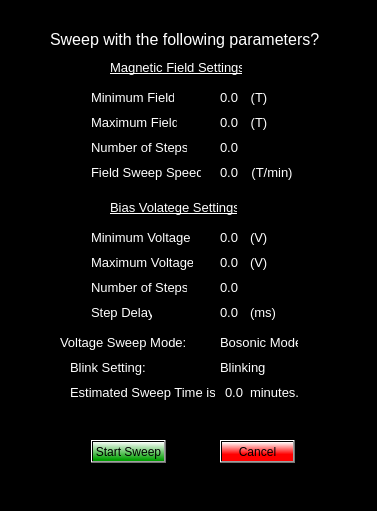
Above: Scanner GUI/nSOTCharacterizer/sweepCheck.ui from afylab/nanoSQUID-Scanning-Software before the change. Below: the same form after it.
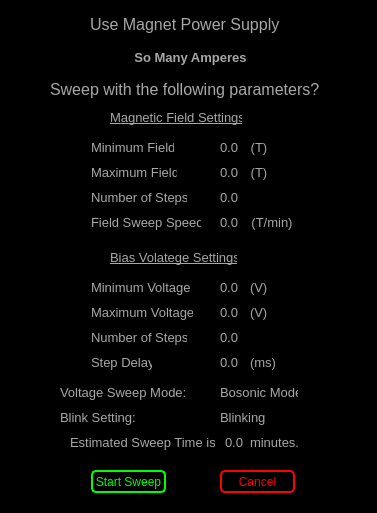
That is the form after the change.

```diff
--- a/Scanner GUI/nSOTCharacterizer/sweepCheck.ui
+++ b/Scanner GUI/nSOTCharacterizer/sweepCheck.ui
@@ -7,7 +7,7 @@
     <x>0</x>
     <y>0</y>
     <width>377</width>
-    <height>511</height>
+    <height>513</height>
    </rect>
   </property>
   <property name="windowTitle">
@@ -20,26 +20,26 @@
    <property name="geometry">
     <rect>
      <x>50</x>
-     <y>30</y>
+     <y>80</y>
      <width>270</width>
      <height>19</height>
     </rect>
    </property>
    <property name="text">
-    <string>&lt;html&gt;&lt;head/&gt;&lt;body&gt;&lt;p&gt;&lt;span style=&quot; font-size:12pt; color:#ffffff;&quot;&gt;Sweep with the following parameters?&lt;/span&gt;&lt;/p&gt;&lt;/body&gt;&lt;/html&gt;</string>
+    <string>&lt;html&gt;&lt;head/&gt;&lt;body&gt;&lt;p&gt;&lt;span style=&quot; font-size:12pt; color:#a8a8a8;&quot;&gt;Sweep with the following parameters?&lt;/span&gt;&lt;/p&gt;&lt;/body&gt;&lt;/html&gt;</string>
    </property>
   </widget>
   <widget class="QLabel" name="label_2">
    <property name="geometry">
     <rect>
      <x>250</x>
-     <y>115</y>
+     <y>165</y>
      <width>18</width>
      <height>16</height>
     </rect>
    </property>
    <property name="text">
-    <string>&lt;html&gt;&lt;head/&gt;&lt;body&gt;&lt;p&gt;&lt;span style=&quot; font-size:10pt; color:#ffffff;&quot;&gt;(T)&lt;/span&gt;&lt;/p&gt;&lt;/body&gt;&lt;/html&gt;</string>
+    <string>&lt;html&gt;&lt;head/&gt;&lt;body&gt;&lt;p&gt;&lt;span style=&quot; font-size:10pt; color:#a8a8a8;&quot;&gt;(T)&lt;/span&gt;&lt;/p&gt;&lt;/body&gt;&lt;/html&gt;</string>
    </property>
    <property name="alignment">
     <set>Qt::AlignCenter</set>
@@ -49,13 +49,13 @@
    <property name="geometry">
     <rect>
      <x>91</x>
-     <y>305</y>
+     <y>355</y>
      <width>61</width>
      <height>16</height>
     </rect>
    </property>
    <property name="text">
-    <string>&lt;html&gt;&lt;head/&gt;&lt;body&gt;&lt;p&gt;&lt;span style=&quot; font-size:10pt; color:#ffffff;&quot;&gt;Step Delay&lt;/span&gt;&lt;/p&gt;&lt;/body&gt;&lt;/html&gt;</string>
+    <string>&lt;html&gt;&lt;head/&gt;&lt;body&gt;&lt;p&gt;&lt;span style=&quot; font-size:10pt; color:#a8a8a8;&quot;&gt;Step Delay&lt;/span&gt;&lt;/p&gt;&lt;/body&gt;&lt;/html&gt;</string>
    </property>
    <property name="alignment">
     <set>Qt::AlignCenter</set>
@@ -65,13 +65,13 @@
    <property name="geometry">
     <rect>
      <x>91</x>
-     <y>165</y>
+     <y>215</y>
      <width>110</width>
      <height>16</height>
     </rect>
    </property>
    <property name="text">
-    <string>&lt;html&gt;&lt;head/&gt;&lt;body&gt;&lt;p&gt;&lt;span style=&quot; font-size:10pt; color:#ffffff;&quot;&gt;Field Sweep Speed&lt;/span&gt;&lt;/p&gt;&lt;/body&gt;&lt;/html&gt;</string>
+    <string>&lt;html&gt;&lt;head/&gt;&lt;body&gt;&lt;p&gt;&lt;span style=&quot; font-size:10pt; color:#a8a8a8;&quot;&gt;Field Sweep Speed&lt;/span&gt;&lt;/p&gt;&lt;/body&gt;&lt;/html&gt;</string>
    </property>
    <property name="alignment">
     <set>Qt::AlignCenter</set>
@@ -81,13 +81,13 @@
    <property name="geometry">
     <rect>
      <x>91</x>
-     <y>255</y>
+     <y>305</y>
      <width>102</width>
      <height>16</height>
     </rect>
    </property>
    <property name="text">
-    <string>&lt;html&gt;&lt;head/&gt;&lt;body&gt;&lt;p&gt;&lt;span style=&quot; font-size:10pt; color:#ffffff;&quot;&gt;Maximum Voltage&lt;/span&gt;&lt;/p&gt;&lt;/body&gt;&lt;/html&gt;</string>
+    <string>&lt;html&gt;&lt;head/&gt;&lt;body&gt;&lt;p&gt;&lt;span style=&quot; font-size:10pt; color:#a8a8a8;&quot;&gt;Maximum Voltage&lt;/span&gt;&lt;/p&gt;&lt;/body&gt;&lt;/html&gt;</string>
    </property>
    <property name="alignment">
     <set>Qt::AlignCenter</set>
@@ -97,33 +97,33 @@
    <property name="geometry">
     <rect>
      <x>220</x>
-     <y>230</y>
+     <y>280</y>
      <width>25</width>
      <height>16</height>
     </rect>
    </property>
    <property name="text">
-    <string>&lt;html&gt;&lt;head/&gt;&lt;body&gt;&lt;p&gt;&lt;span style=&quot; font-size:10pt; color:#ffffff;&quot;&gt;0.0&lt;/span&gt;&lt;/p&gt;&lt;/body&gt;&lt;/html&gt;</string>
+    <string>&lt;html&gt;&lt;head/&gt;&lt;body&gt;&lt;p&gt;&lt;span style=&quot; font-size:10pt; color:#a8a8a8;&quot;&gt;0.0&lt;/span&gt;&lt;/p&gt;&lt;/body&gt;&lt;/html&gt;</string>
    </property>
   </widget>
   <widget class="QLabel" name="biasIncValue">
    <property name="geometry">
     <rect>
      <x>220</x>
-     <y>280</y>
+     <y>330</y>
      <width>55</width>
      <height>16</height>
     </rect>
    </property>
    <property name="text">
-    <string>&lt;html&gt;&lt;head/&gt;&lt;body&gt;&lt;p&gt;&lt;span style=&quot; font-size:10pt; color:#ffffff;&quot;&gt;0.0&lt;/span&gt;&lt;/p&gt;&lt;/body&gt;&lt;/html&gt;</string>
+    <string>&lt;html&gt;&lt;head/&gt;&lt;body&gt;&lt;p&gt;&lt;span style=&quot; font-size:10pt; color:#a8a8a8;&quot;&gt;0.0&lt;/span&gt;&lt;/p&gt;&lt;/body&gt;&lt;/html&gt;</string>
    </property>
   </widget>
   <widget class="QLabel" name="fieldMaxValue">
    <property name="geometry">
     <rect>
      <x>220</x>
-     <y>115</y>
+     <y>165</y>
      <width>25</width>
      <height>16</height>
     </rect>
@@ -136,7 +136,7 @@
     </palette>
    </property>
    <property name="text">
-    <string>&lt;html&gt;&lt;head/&gt;&lt;body&gt;&lt;p&gt;&lt;span style=&quot; font-size:10pt; color:#ffffff;&quot;&gt;0.0&lt;/span&gt;&lt;/p&gt;&lt;/body&gt;&lt;/html&gt;</string>
+    <string>&lt;html&gt;&lt;head/&gt;&lt;body&gt;&lt;p&gt;&lt;span style=&quot; font-size:10pt; color:#a8a8a8;&quot;&gt;0.0&lt;/span&gt;&lt;/p&gt;&lt;/body&gt;&lt;/html&gt;</string>
    </property>
    <property name="alignment">
     <set>Qt::AlignLeading|Qt::AlignLeft|Qt::AlignVCenter</set>
@@ -146,26 +146,26 @@
    <property name="geometry">
     <rect>
      <x>220</x>
-     <y>255</y>
+     <y>305</y>
      <width>25</width>
      <height>16</height>
     </rect>
    </property>
    <property name="text">
-    <string>&lt;html&gt;&lt;head/&gt;&lt;body&gt;&lt;p&gt;&lt;span style=&quot; font-size:10pt; color:#ffffff;&quot;&gt;0.0&lt;/span&gt;&lt;/p&gt;&lt;/body&gt;&lt;/html&gt;</string>
+    <string>&lt;html&gt;&lt;head/&gt;&lt;body&gt;&lt;p&gt;&lt;span style=&quot; font-size:10pt; color:#a8a8a8;&quot;&gt;0.0&lt;/span&gt;&lt;/p&gt;&lt;/body&gt;&lt;/html&gt;</string>
    </property>
   </widget>
   <widget class="QLabel" name="label_3">
    <property name="geometry">
     <rect>
      <x>250</x>
-     <y>90</y>
+     <y>140</y>
      <width>18</width>
      <height>16</height>
     </rect>
    </property>
    <property name="text">
-    <string>&lt;html&gt;&lt;head/&gt;&lt;body&gt;&lt;p&gt;&lt;span style=&quot; font-size:10pt; color:#ffffff;&quot;&gt;(T)&lt;/span&gt;&lt;/p&gt;&lt;/body&gt;&lt;/html&gt;</string>
+    <string>&lt;html&gt;&lt;head/&gt;&lt;body&gt;&lt;p&gt;&lt;span style=&quot; font-size:10pt; color:#a8a8a8;&quot;&gt;(T)&lt;/span&gt;&lt;/p&gt;&lt;/body&gt;&lt;/html&gt;</string>
    </property>
    <property name="alignment">
     <set>Qt::AlignCenter</set>
@@ -175,13 +175,13 @@
    <property name="geometry">
     <rect>
      <x>220</x>
-     <y>165</y>
+     <y>215</y>
      <width>25</width>
      <height>16</height>
     </rect>
    </property>
    <property name="text">
-    <string>&lt;html&gt;&lt;head/&gt;&lt;body&gt;&lt;p&gt;&lt;span style=&quot; font-size:10pt; color:#ffffff;&quot;&gt;0.0&lt;/span&gt;&lt;/p&gt;&lt;/body&gt;&lt;/html&gt;</string>
+    <string>&lt;html&gt;&lt;head/&gt;&lt;body&gt;&lt;p&gt;&lt;span style=&quot; font-size:10pt; color:#a8a8a8;&quot;&gt;0.0&lt;/span&gt;&lt;/p&gt;&lt;/body&gt;&lt;/html&gt;</string>
    </property>
    <property name="alignment">
     <set>Qt::AlignLeading|Qt::AlignLeft|Qt::AlignVCenter</set>
@@ -191,13 +191,13 @@
    <property name="geometry">
     <rect>
      <x>91</x>
-     <y>280</y>
+     <y>330</y>
      <width>96</width>
      <height>16</height>
     </rect>
    </property>
    <property name="text">
-    <string>&lt;html&gt;&lt;head/&gt;&lt;body&gt;&lt;p&gt;&lt;span style=&quot; font-size:10pt; color:#ffffff;&quot;&gt;Number of Steps&lt;/span&gt;&lt;/p&gt;&lt;/body&gt;&lt;/html&gt;</string>
+    <string>&lt;html&gt;&lt;head/&gt;&lt;body&gt;&lt;p&gt;&lt;span style=&quot; font-size:10pt; color:#a8a8a8;&quot;&gt;Number of Steps&lt;/span&gt;&lt;/p&gt;&lt;/body&gt;&lt;/html&gt;</string>
    </property>
    <property name="alignment">
     <set>Qt::AlignCenter</set>
@@ -207,13 +207,13 @@
    <property name="geometry">
     <rect>
      <x>91</x>
-     <y>115</y>
+     <y>165</y>
      <width>86</width>
      <height>16</height>
     </rect>
    </property>
    <property name="text">
-    <string>&lt;html&gt;&lt;head/&gt;&lt;body&gt;&lt;p&gt;&lt;span style=&quot; font-size:10pt; color:#ffffff;&quot;&gt;Maximum Field&lt;/span&gt;&lt;/p&gt;&lt;/body&gt;&lt;/html&gt;</string>
+    <string>&lt;html&gt;&lt;head/&gt;&lt;body&gt;&lt;p&gt;&lt;span style=&quot; font-size:10pt; color:#a8a8a8;&quot;&gt;Maximum Field&lt;/span&gt;&lt;/p&gt;&lt;/body&gt;&lt;/html&gt;</string>
    </property>
    <property name="alignment">
     <set>Qt::AlignCenter</set>
@@ -223,13 +223,13 @@
    <property name="geometry">
     <rect>
      <x>250</x>
-     <y>165</y>
+     <y>215</y>
      <width>44</width>
      <height>16</height>
     </rect>
    </property>
    <property name="text">
-    <string>&lt;html&gt;&lt;head/&gt;&lt;body&gt;&lt;p&gt;&lt;span style=&quot; font-size:10pt; color:#ffffff;&quot;&gt;(T/min)&lt;/span&gt;&lt;/p&gt;&lt;/body&gt;&lt;/html&gt;</string>
+    <string>&lt;html&gt;&lt;head/&gt;&lt;body&gt;&lt;p&gt;&lt;span style=&quot; font-size:10pt; color:#a8a8a8;&quot;&gt;(T/min)&lt;/span&gt;&lt;/p&gt;&lt;/body&gt;&lt;/html&gt;</string>
    </property>
    <property name="alignment">
     <set>Qt::AlignCenter</set>
@@ -239,13 +239,13 @@
    <property name="geometry">
     <rect>
      <x>91</x>
-     <y>230</y>
+     <y>280</y>
      <width>99</width>
      <height>16</height>
     </rect>
    </property>
    <property name="text">
-    <string>&lt;html&gt;&lt;head/&gt;&lt;body&gt;&lt;p&gt;&lt;span style=&quot; font-size:10pt; color:#ffffff;&quot;&gt;Minimum Voltage&lt;/span&gt;&lt;/p&gt;&lt;/body&gt;&lt;/html&gt;</string>
+    <string>&lt;html&gt;&lt;head/&gt;&lt;body&gt;&lt;p&gt;&lt;span style=&quot; font-size:10pt; color:#a8a8a8;&quot;&gt;Minimum Voltage&lt;/span&gt;&lt;/p&gt;&lt;/body&gt;&lt;/html&gt;</string>
    </property>
    <property name="alignment">
     <set>Qt::AlignCenter</set>
@@ -255,13 +255,13 @@
    <property name="geometry">
     <rect>
      <x>220</x>
-     <y>140</y>
+     <y>190</y>
      <width>61</width>
      <height>16</height>
     </rect>
    </property>
    <property name="text">
-    <string>&lt;html&gt;&lt;head/&gt;&lt;body&gt;&lt;p&gt;&lt;span style=&quot; font-size:10pt; color:#ffffff;&quot;&gt;0.0&lt;/span&gt;&lt;/p&gt;&lt;/body&gt;&lt;/html&gt;</string>
+    <string>&lt;html&gt;&lt;head/&gt;&lt;body&gt;&lt;p&gt;&lt;span style=&quot; font-size:10pt; color:#a8a8a8;&quot;&gt;0.0&lt;/span&gt;&lt;/p&gt;&lt;/body&gt;&lt;/html&gt;</string>
    </property>
    <property name="alignment">
     <set>Qt::AlignLeading|Qt::AlignLeft|Qt::AlignVCenter</set>
@@ -271,39 +271,39 @@
    <property name="geometry">
     <rect>
      <x>250</x>
-     <y>305</y>
+     <y>355</y>
      <width>27</width>
      <height>16</height>
     </rect>
    </property>
    <property name="text">
-    <string>&lt;html&gt;&lt;head/&gt;&lt;body&gt;&lt;p&gt;&lt;span style=&quot; font-size:10pt; color:#ffffff;&quot;&gt;(ms)&lt;/span&gt;&lt;/p&gt;&lt;/body&gt;&lt;/html&gt;</string>
+    <string>&lt;html&gt;&lt;head/&gt;&lt;body&gt;&lt;p&gt;&lt;span style=&quot; font-size:10pt; color:#a8a8a8;&quot;&gt;(ms)&lt;/span&gt;&lt;/p&gt;&lt;/body&gt;&lt;/html&gt;</string>
    </property>
   </widget>
   <widget class="QLabel" name="biasSpeedValue">
    <property name="geometry">
     <rect>
      <x>220</x>
-     <y>305</y>
+     <y>355</y>
      <width>25</width>
      <height>16</height>
     </rect>
    </property>
    <property name="text">
-    <string>&lt;html&gt;&lt;head/&gt;&lt;body&gt;&lt;p&gt;&lt;span style=&quot; font-size:10pt; color:#ffffff;&quot;&gt;0.0&lt;/span&gt;&lt;/p&gt;&lt;/body&gt;&lt;/html&gt;</string>
+    <string>&lt;html&gt;&lt;head/&gt;&lt;body&gt;&lt;p&gt;&lt;span style=&quot; font-size:10pt; color:#a8a8a8;&quot;&gt;0.0&lt;/span&gt;&lt;/p&gt;&lt;/body&gt;&lt;/html&gt;</string>
    </property>
   </widget>
   <widget class="QLabel" name="FieldInc">
    <property name="geometry">
     <rect>
      <x>91</x>
-     <y>140</y>
+     <y>190</y>
      <width>96</width>
      <height>16</height>
     </rect>
    </property>
    <property name="text">
-    <string>&lt;html&gt;&lt;head/&gt;&lt;body&gt;&lt;p&gt;&lt;span style=&quot; font-size:10pt; color:#ffffff;&quot;&gt;Number of Steps&lt;/span&gt;&lt;/p&gt;&lt;/body&gt;&lt;/html&gt;</string>
+    <string>&lt;html&gt;&lt;head/&gt;&lt;body&gt;&lt;p&gt;&lt;span style=&quot; font-size:10pt; color:#a8a8a8;&quot;&gt;Number of Steps&lt;/span&gt;&lt;/p&gt;&lt;/body&gt;&lt;/html&gt;</string>
    </property>
    <property name="alignment">
     <set>Qt::AlignCenter</set>
@@ -313,39 +313,39 @@
    <property name="geometry">
     <rect>
      <x>250</x>
-     <y>230</y>
+     <y>280</y>
      <width>18</width>
      <height>16</height>
     </rect>
    </property>
    <property name="text">
-    <string>&lt;html&gt;&lt;head/&gt;&lt;body&gt;&lt;p&gt;&lt;span style=&quot; font-size:10pt; color:#ffffff;&quot;&gt;(V)&lt;/span&gt;&lt;/p&gt;&lt;/body&gt;&lt;/html&gt;</string>
+    <string>&lt;html&gt;&lt;head/&gt;&lt;body&gt;&lt;p&gt;&lt;span style=&quot; font-size:10pt; color:#a8a8a8;&quot;&gt;(V)&lt;/span&gt;&lt;/p&gt;&lt;/body&gt;&lt;/html&gt;</string>
    </property>
   </widget>
   <widget class="QLabel" name="label_5">
    <property name="geometry">
     <rect>
      <x>250</x>
-     <y>255</y>
+     <y>305</y>
      <width>18</width>
      <height>16</height>
     </rect>
    </property>
    <property name="text">
-    <string>&lt;html&gt;&lt;head/&gt;&lt;body&gt;&lt;p&gt;&lt;span style=&quot; font-size:10pt; color:#ffffff;&quot;&gt;(V)&lt;/span&gt;&lt;/p&gt;&lt;/body&gt;&lt;/html&gt;</string>
+    <string>&lt;html&gt;&lt;head/&gt;&lt;body&gt;&lt;p&gt;&lt;span style=&quot; font-size:10pt; color:#a8a8a8;&quot;&gt;(V)&lt;/span&gt;&lt;/p&gt;&lt;/body&gt;&lt;/html&gt;</string>
    </property>
   </widget>
   <widget class="QLabel" name="MinField">
    <property name="geometry">
     <rect>
      <x>91</x>
-     <y>90</y>
+     <y>140</y>
      <width>83</width>
      <height>16</height>
     </rect>
    </property>
    <property name="text">
-    <string>&lt;html&gt;&lt;head/&gt;&lt;body&gt;&lt;p&gt;&lt;span style=&quot; font-size:10pt; color:#ffffff;&quot;&gt;Minimum Field&lt;/span&gt;&lt;/p&gt;&lt;/body&gt;&lt;/html&gt;</string>
+    <string>&lt;html&gt;&lt;head/&gt;&lt;body&gt;&lt;p&gt;&lt;span style=&quot; font-size:10pt; color:#a8a8a8;&quot;&gt;Minimum Field&lt;/span&gt;&lt;/p&gt;&lt;/body&gt;&lt;/html&gt;</string>
    </property>
    <property name="alignment">
     <set>Qt::AlignCenter</set>
@@ -355,13 +355,13 @@
    <property name="geometry">
     <rect>
      <x>220</x>
-     <y>90</y>
+     <y>140</y>
      <width>25</width>
      <height>16</height>
     </rect>
    </property>
    <property name="text">
-    <string>&lt;html&gt;&lt;head/&gt;&lt;body&gt;&lt;p&gt;&lt;span style=&quot; font-size:10pt; color:#ffffff;&quot;&gt;0.0&lt;/span&gt;&lt;/p&gt;&lt;/body&gt;&lt;/html&gt;</string>
+    <string>&lt;html&gt;&lt;head/&gt;&lt;body&gt;&lt;p&gt;&lt;span style=&quot; font-size:10pt; color:#a8a8a8;&quot;&gt;0.0&lt;/span&gt;&lt;/p&gt;&lt;/body&gt;&lt;/html&gt;</string>
    </property>
    <property name="alignment">
     <set>Qt::AlignLeading|Qt::AlignLeft|Qt::AlignVCenter</set>
@@ -371,78 +371,90 @@
    <property name="geometry">
     <rect>
      <x>110</x>
-     <y>60</y>
+     <y>110</y>
      <width>132</width>
      <height>16</height>
     </rect>
    </property>
    <property name="text">
-    <string>&lt;html&gt;&lt;head/&gt;&lt;body&gt;&lt;p&gt;&lt;span style=&quot; font-size:10pt; text-decoration: underline; color:#ffffff;&quot;&gt;Magnetic Field Settings&lt;/span&gt;&lt;/p&gt;&lt;/body&gt;&lt;/html&gt;</string>
+    <string>&lt;html&gt;&lt;head/&gt;&lt;body&gt;&lt;p&gt;&lt;span style=&quot; font-size:10pt; text-decoration: underline; color:#a8a8a8;&quot;&gt;Magnetic Field Settings&lt;/span&gt;&lt;/p&gt;&lt;/body&gt;&lt;/html&gt;</string>
    </property>
   </widget>
   <widget class="QLabel" name="VoltSet">
    <property name="geometry">
     <rect>
      <x>110</x>
-     <y>200</y>
+     <y>250</y>
      <width>127</width>
      <height>16</height>
     </rect>
    </property>
    <property name="text">
-    <string>&lt;html&gt;&lt;head/&gt;&lt;body&gt;&lt;p&gt;&lt;span style=&quot; font-size:10pt; text-decoration: underline; color:#ffffff;&quot;&gt;Bias Volatege Settings&lt;/span&gt;&lt;/p&gt;&lt;/body&gt;&lt;/html&gt;</string>
+    <string>&lt;html&gt;&lt;head/&gt;&lt;body&gt;&lt;p&gt;&lt;span style=&quot; font-size:10pt; text-decoration: underline; color:#a8a8a8;&quot;&gt;Bias Volatege Settings&lt;/span&gt;&lt;/p&gt;&lt;/body&gt;&lt;/html&gt;</string>
    </property>
   </widget>
   <widget class="QLabel" name="label_6">
    <property name="geometry">
     <rect>
      <x>70</x>
-     <y>385</y>
+     <y>435</y>
      <width>145</width>
      <height>16</height>
     </rect>
    </property>
    <property name="text">
-    <string>&lt;html&gt;&lt;head/&gt;&lt;body&gt;&lt;p&gt;&lt;span style=&quot; font-size:10pt; color:#ffffff;&quot;&gt;Estimated Sweep Time is&lt;/span&gt;&lt;/p&gt;&lt;/body&gt;&lt;/html&gt;</string>
+    <string>&lt;html&gt;&lt;head/&gt;&lt;body&gt;&lt;p&gt;&lt;span style=&quot; font-size:10pt; color:#a8a8a8;&quot;&gt;Estimated Sweep Time is&lt;/span&gt;&lt;/p&gt;&lt;/body&gt;&lt;/html&gt;</string>
    </property>
   </widget>
   <widget class="QLabel" name="sweepTime">
    <property name="geometry">
     <rect>
      <x>225</x>
-     <y>385</y>
+     <y>435</y>
      <width>30</width>
      <height>13</height>
     </rect>
    </property>
    <property name="text">
-    <string>&lt;html&gt;&lt;head/&gt;&lt;body&gt;&lt;p&gt;&lt;span style=&quot; font-size:10pt; color:#ffffff;&quot;&gt;0.0&lt;/span&gt;&lt;/p&gt;&lt;/body&gt;&lt;/html&gt;</string>
+    <string>&lt;html&gt;&lt;head/&gt;&lt;body&gt;&lt;p&gt;&lt;span style=&quot; font-size:10pt; color:#a8a8a8;&quot;&gt;0.0&lt;/span&gt;&lt;/p&gt;&lt;/body&gt;&lt;/html&gt;</string>
    </property>
   </widget>
   <widget class="QLabel" name="label_10">
    <property name="geometry">
     <rect>
      <x>250</x>
-     <y>385</y>
+     <y>435</y>
      <width>49</width>
      <height>16</height>
     </rect>
    </property>
    <property name="text">
-    <string>&lt;html&gt;&lt;head/&gt;&lt;body&gt;&lt;p&gt;&lt;span style=&quot; font-size:10pt; color:#ffffff;&quot;&gt;minutes.&lt;/span&gt;&lt;/p&gt;&lt;/body&gt;&lt;/html&gt;</string>
+    <string>&lt;html&gt;&lt;head/&gt;&lt;body&gt;&lt;p&gt;&lt;span style=&quot; font-size:10pt; color:#a8a8a8;&quot;&gt;minutes.&lt;/span&gt;&lt;/p&gt;&lt;/body&gt;&lt;/html&gt;</string>
    </property>
   </widget>
   <widget class="QPushButton" name="startSweepReally">
    <property name="geometry">
     <rect>
      <x>91</x>
-     <y>440</y>
+     <y>470</y>
      <width>75</width>
      <height>23</height>
     </rect>
    </property>
    <property name="styleSheet">
-    <string notr="true">background-color: qlineargradient(spread:pad, x1:0.96, y1:0.960227, x2:1, y2:0, stop:0 rgba(0, 158, 0, 255), stop:1 rgba(255, 255, 255, 255));</string>
+    <string notr="true">QPushButton:pressed#startSweepReally{
+color: rgb(95,107,166);
+background-color:rgb(168,168,168);
+border: 1px solid rgb(95,107,166);
+border-radius: 5px
+}
+
+QPushButton#startSweepReally{
+color: rgb(0,255,0);
+background-color:rgb(0,0,0);
+border: 2px solid rgb(0,255,0);
+border-radius: 5px
+}</string>
    </property>
    <property name="text">
     <string>Start Sweep</string>
@@ -452,13 +464,25 @@
    <property name="geometry">
     <rect>
      <x>220</x>
-     <y>440</y>
+     <y>470</y>
      <width>75</width>
      <height>23</height>
     </rect>
    </property>
    <property name="styleSheet">
-    <string notr="true">background-color: qlineargradient(spread:pad, x1:1, y1:0.648, x2:1, y2:0, stop:0 rgba(255, 0, 0, 255), stop:1 rgba(255, 255, 255, 255));</string>
+    <string notr="true">QToolButton:pressed#beIndecisive{
+color: rgb(95,107,166);
+background-color:rgb(168,168,168);
+border: 1px solid rgb(95,107,166);
+border-radius: 5px
+}
+
+QToolButton#beIndecisive{
+color: rgb(255,0, 0);
+background-color:rgb(0,0,0);
+border: 2px solid  rgb(255,0, 0);
+border-radius: 5px
+}</string>
    </property>
    <property name="text">
     <string>Cancel</string>
@@ -468,52 +492,81 @@
    <property name="geometry">
     <rect>
      <x>60</x>
-     <y>335</y>
+     <y>385</y>
      <width>126</width>
      <height>16</height>
     </rect>
    </property>
    <property name="text">
-    <string>&lt;html&gt;&lt;head/&gt;&lt;body&gt;&lt;p&gt;&lt;span style=&quot; font-size:10pt; color:#ffffff;&quot;&gt;Voltage Sweep Mode:&lt;/span&gt;&lt;/p&gt;&lt;/body&gt;&lt;/html&gt;</string>
+    <string>&lt;html&gt;&lt;head/&gt;&lt;body&gt;&lt;p&gt;&lt;span style=&quot; font-size:10pt; color:#a8a8a8;&quot;&gt;Voltage Sweep Mode:&lt;/span&gt;&lt;/p&gt;&lt;/body&gt;&lt;/html&gt;</string>
    </property>
   </widget>
   <widget class="QLabel" name="sweepModeSetting">
    <property name="geometry">
     <rect>
      <x>220</x>
-     <y>335</y>
+     <y>385</y>
      <width>78</width>
      <height>16</height>
     </rect>
    </property>
    <property name="text">
-    <string>&lt;html&gt;&lt;head/&gt;&lt;body&gt;&lt;p&gt;&lt;span style=&quot; font-size:10pt; color:#ffffff;&quot;&gt;Bosonic Mode&lt;/span&gt;&lt;/p&gt;&lt;/body&gt;&lt;/html&gt;</string>
+    <string>&lt;html&gt;&lt;head/&gt;&lt;body&gt;&lt;p&gt;&lt;span style=&quot; font-size:10pt; color:#a8a8a8;&quot;&gt;Bosonic Mode&lt;/span&gt;&lt;/p&gt;&lt;/body&gt;&lt;/html&gt;</string>
    </property>
   </widget>
   <widget class="QLabel" name="blinkOrNot">
    <property name="geometry">
     <rect>
      <x>220</x>
-     <y>360</y>
+     <y>410</y>
      <width>150</width>
      <height>16</height>
     </rect>
    </property>
    <property name="text">
-    <string>&lt;html&gt;&lt;head/&gt;&lt;body&gt;&lt;p&gt;&lt;span style=&quot; font-size:10pt; color:#ffffff;&quot;&gt;Blinking&lt;/span&gt;&lt;/p&gt;&lt;/body&gt;&lt;/html&gt;</string>
+    <string>&lt;html&gt;&lt;head/&gt;&lt;body&gt;&lt;p&gt;&lt;span style=&quot; font-size:10pt; color:#a8a8a8;&quot;&gt;Blinking&lt;/span&gt;&lt;/p&gt;&lt;/body&gt;&lt;/html&gt;</string>
    </property>
   </widget>
   <widget class="QLabel" name="label_11">
    <property name="geometry">
     <rect>
-     <x>70</x>
-     <y>360</y>
+     <x>60</x>
+     <y>410</y>
      <width>75</width>
      <height>16</height>
     </rect>
    </property>
    <property name="text">
-    <string>&lt;html&gt;&lt;head/&gt;&lt;body&gt;&lt;p&gt;&lt;span style=&quot; font-size:10pt; color:#ffffff;&quot;&gt;Blink Setting:&lt;/span&gt;&lt;/p&gt;&lt;/body&gt;&lt;/html&gt;</string>
+    <string>&lt;html&gt;&lt;head/&gt;&lt;body&gt;&lt;p&gt;&lt;span style=&quot; font-size:10pt; color:#a8a8a8;&quot;&gt;Blink Setting:&lt;/span&gt;&lt;/p&gt;&lt;/body&gt;&lt;/html&gt;</string>
+   </property>
+  </widget>
+  <widget class="QLabel" name="label_4">
+   <property name="geometry">
+    <rect>
+     <x>90</x>
+     <y>15</y>
+     <width>190</width>
+     <height>19</height>
+    </rect>
+   </property>
+   <property name="text">
+    <string>&lt;html&gt;&lt;head/&gt;&lt;body&gt;&lt;p&gt;&lt;span style=&quot; font-size:12pt; color:#a8a8a8;&quot;&gt;Use Magnet Power Supply:&lt;/span&gt;&lt;/p&gt;&lt;/body&gt;&lt;/html&gt;</string>
+   </property>
+  </widget>
+  <widget class="QLabel" name="magnetPowerSupply">
+   <property name="geometry">
+    <rect>
+     <x>65</x>
+     <y>50</y>
+     <width>251</width>
+     <height>16</height>
+    </rect>
+   </property>
+   <property name="text">
+    <string>&lt;html&gt;&lt;head/&gt;&lt;body&gt;&lt;p&gt;&lt;span style=&quot; font-size:10pt; font-weight:600; color:#a8a8a8;&quot;&gt;So Many Amperes&lt;/span&gt;&lt;/p&gt;&lt;/body&gt;&lt;/html&gt;</string>
+   </property>
+   <property name="alignment">
+    <set>Qt::AlignCenter</set>
    </property>
   </widget>
  </widget>
```
